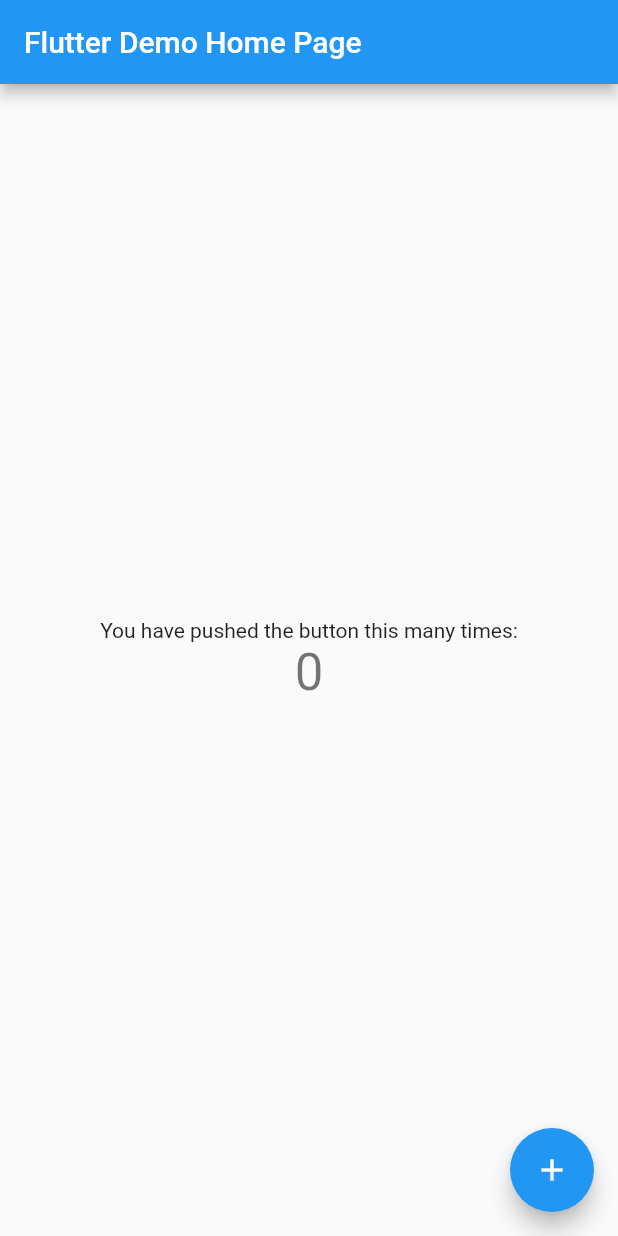
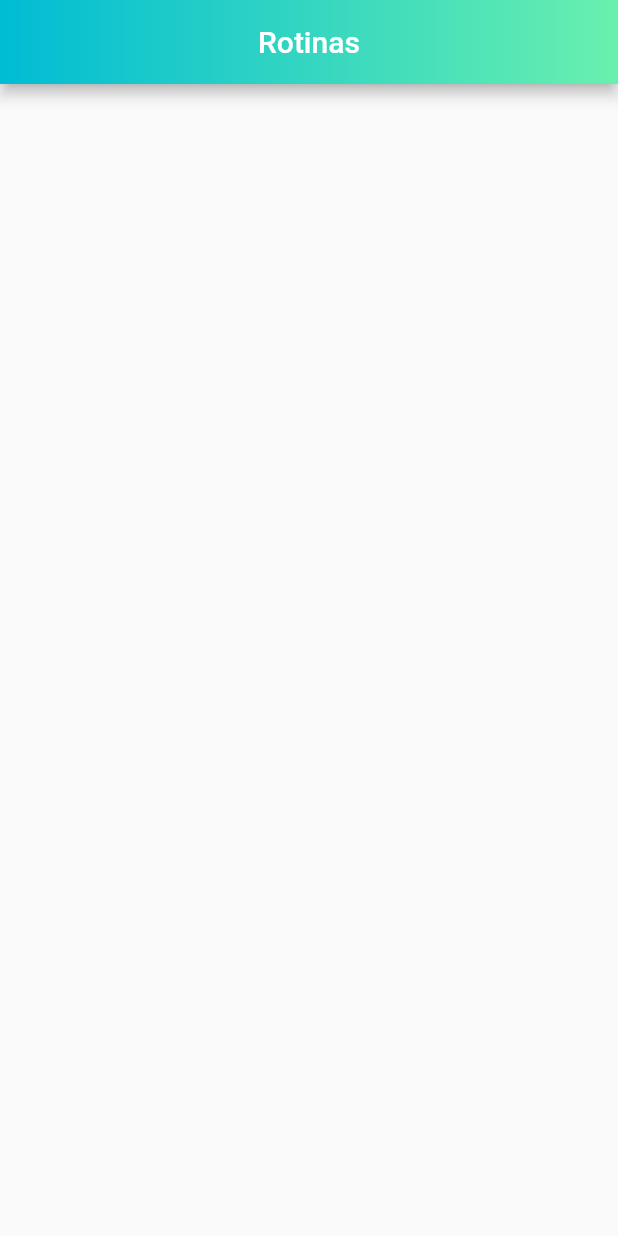
Before and after one commit to JefteLG/solucao_pos_covid, a Flutter app: the screen it shows after launch, on a phone screen of 412 x 824 dp. Run offline on Flutter 3.47's test engine with Material 2 defaults, Android fonts, the phone set to English and light mode, and no system bars.

Commit message:
implementação do template do app

```diff
--- a/gatilho/lib/main.dart
+++ b/gatilho/lib/main.dart
@@ -6,5 +6,6 @@ void main() {
     title: "Título",
     theme: ThemeData(primaryColor: Colors.green),
     onGenerateRoute: rotas(),
+    debugShowCheckedModeBanner: false,
   ));
 }
--- /dev/null
+++ b/gatilho/lib/recursos/TemplatePrincipal.dart
@@ -0,0 +1,33 @@
+import 'package:flutter/material.dart';
+
+class TemplatePrincipal extends StatefulWidget {
+  Widget filho;
+
+  String titulo;
+
+  TemplatePrincipal({this.titulo, this.filho});
+
+  @override
+  _TemplatePrincipalState createState() => _TemplatePrincipalState();
+}
+
+class _TemplatePrincipalState extends State<TemplatePrincipal> {
+  @override
+  Widget build(BuildContext context) {
+    return Scaffold(
+      appBar: AppBar(
+        title: Text(widget.titulo),
+        backgroundColor: Colors.cyan,
+        centerTitle: true,
+        flexibleSpace: Container(
+          decoration: BoxDecoration(
+              gradient: LinearGradient(
+                  begin: Alignment.centerLeft,
+                  end: Alignment.centerRight,
+                  colors: <Color>[Colors.cyan, Colors.greenAccent])),
+        ),
+      ),
+      body: widget.filho,
+    );
+  }
+}
--- a/gatilho/lib/telas/PaginaPrincipal.dart
+++ b/gatilho/lib/telas/PaginaPrincipal.dart
@@ -1,113 +1,14 @@
 import 'package:flutter/material.dart';
+import 'package:gatilho/recursos/TemplatePrincipal.dart';
 
-class PaginaPrincipal extends StatelessWidget {
-  // This widget is the root of your application.
+class PaginaPrincipal extends StatefulWidget {
+  @override
+  _PaginaPrincipalState createState() => _PaginaPrincipalState();
+}
+
+class _PaginaPrincipalState extends State<PaginaPrincipal> {
   @override
   Widget build(BuildContext context) {
-    return MaterialApp(
-      title: 'Flutter Demo',
-      theme: ThemeData(
-        // This is the theme of your application.
-        //
-        // Try running your application with "flutter run". You'll see the
-        // application has a blue toolbar. Then, without quitting the app, try
-        // changing the primarySwatch below to Colors.green and then invoke
-        // "hot reload" (press "r" in the console where you ran "flutter run",
-        // or simply save your changes to "hot reload" in a Flutter IDE).
-        // Notice that the counter didn't reset back to zero; the application
-        // is not restarted.
-        primarySwatch: Colors.blue,
-        // This makes the visual density adapt to the platform that you run
-        // the app on. For desktop platforms, the controls will be smaller and
-        // closer together (more dense) than on mobile platforms.
-        visualDensity: VisualDensity.adaptivePlatformDensity,
-      ),
-      home: MyHomePage(title: 'Flutter Demo Home Page'),
-    );
+    return TemplatePrincipal(titulo: "Rotinas");
   }
 }
-
-class MyHomePage extends StatefulWidget {
-  MyHomePage({Key key, this.title}) : super(key: key);
-
-  // This widget is the home page of your application. It is stateful, meaning
-  // that it has a State object (defined below) that contains fields that affect
-  // how it looks.
-
-  // This class is the configuration for the state. It holds the values (in this
-  // case the title) provided by the parent (in this case the App widget) and
-  // used by the build method of the State. Fields in a Widget subclass are
-  // always marked "final".
-
-  final String title;
-
-  @override
-  _MyHomePageState createState() => _MyHomePageState();
-}
-
-class _MyHomePageState extends State<MyHomePage> {
-  int _counter = 0;
-
-  void _incrementCounter() {
-    setState(() {
-      // This call to setState tells the Flutter framework that something has
-      // changed in this State, which causes it to rerun the build method below
-      // so that the display can reflect the updated values. If we changed
-      // _counter without calling setState(), then the build method would not be
-      // called again, and so nothing would appear to happen.
-      _counter++;
-    });
-  }
-
-  @override
-  Widget build(BuildContext context) {
-    // This method is rerun every time setState is called, for instance as done
-    // by the _incrementCounter method above.
-    //
-    // The Flutter framework has been optimized to make rerunning build methods
-    // fast, so that you can just rebuild anything that needs updating rather
-    // than having to individually change instances of widgets.
-    return Scaffold(
-      appBar: AppBar(
-        // Here we take the value from the MyHomePage object that was created by
-        // the App.build method, and use it to set our appbar title.
-        title: Text(widget.title),
-      ),
-      body: Center(
-        // Center is a layout widget. It takes a single child and positions it
-        // in the middle of the parent.
-        child: Column(
-          // Column is also a layout widget. It takes a list of children and
-          // arranges them vertically. By default, it sizes itself to fit its
-          // children horizontally, and tries to be as tall as its parent.
-          //
-          // Invoke "debug painting" (press "p" in the console, choose the
-          // "Toggle Debug Paint" action from the Flutter Inspector in Android
-          // Studio, or the "Toggle Debug Paint" command in Visual Studio Code)
-          // to see the wireframe for each widget.
-          //
-          // Column has various properties to control how it sizes itself and
-          // how it positions its children. Here we use mainAxisAlignment to
-          // center the children vertically; the main axis here is the vertical
-          // axis because Columns are vertical (the cross axis would be
-          // horizontal).
-          mainAxisAlignment: MainAxisAlignment.center,
-          children: <Widget>[
-            Text(
-              'You have pushed the button this many times:',
-            ),
-            Text(
-              '$_counter',
-              style: Theme.of(context).textTheme.headline4,
-            ),
-          ],
-        ),
-      ),
-      floatingActionButton: FloatingActionButton(
-        onPressed: _incrementCounter,
-        tooltip: 'Increment',
-        child: Icon(Icons.add),
-      ), // This trailing comma makes auto-formatting nicer for build methods.
-    );
-  }
-}
```
